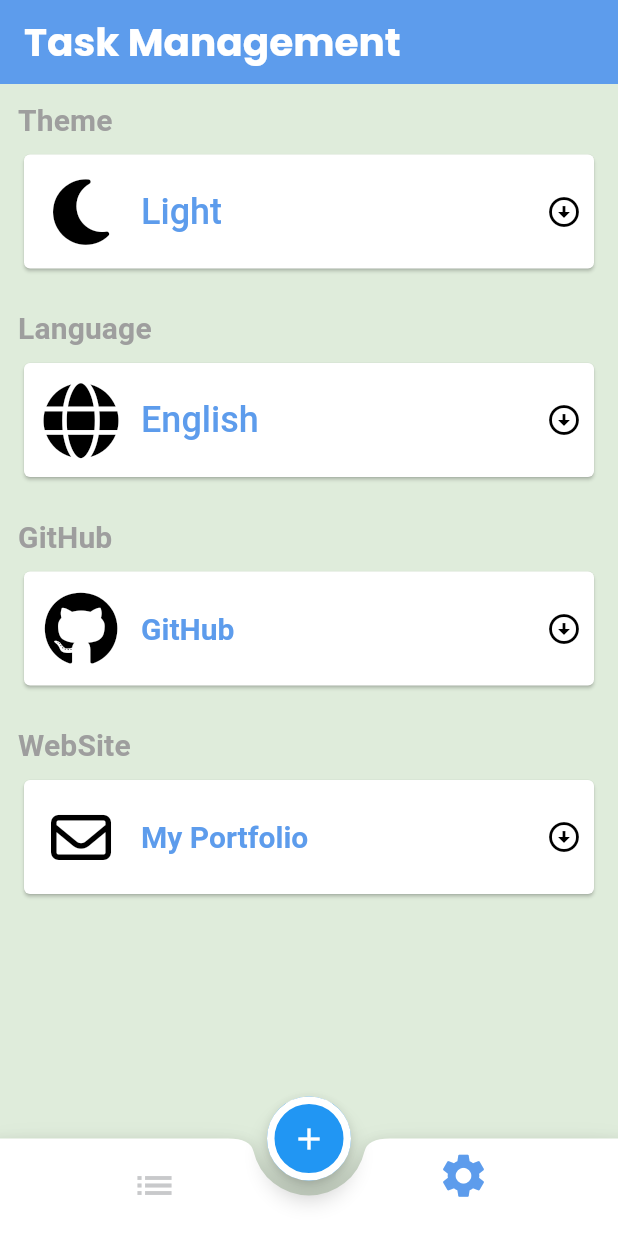
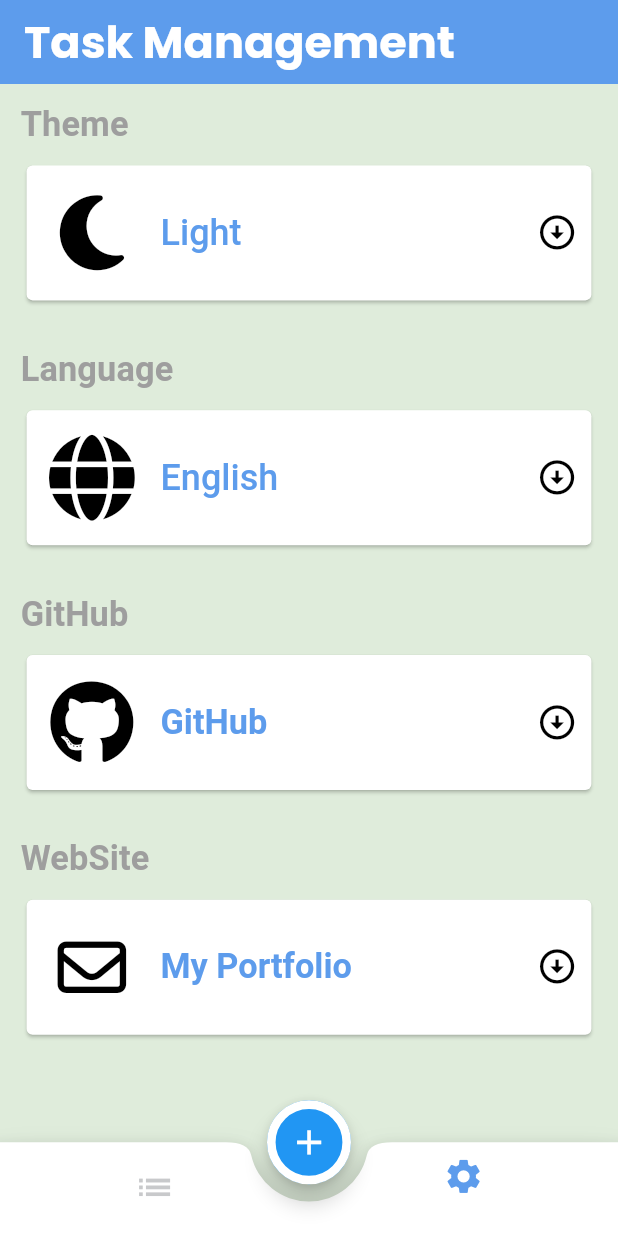
Before and after one commit to HusseinMohamed99/Task-Management, a Flutter app: the screen it shows after launch, item 2 of the bottom bar chosen, on a phone screen of 412 x 824 dp. Run offline on Flutter 3.47's test engine with Material 2 defaults, Android fonts, the phone set to English and light mode, and no system bars; our stand-ins replace calendar_timeline, cloud_firestore, firebase_core, flutter_screenutil, flutter_slidable, font_awesome_flutter and 3 more; accounts and stored records are empty; generated files the repository leaves out were written again.

Commit message:
New Updates
Signed-off-by: HusseinMohamed <husseinhtm99@gmail.com>

```diff
--- a/lib/main.dart
+++ b/lib/main.dart
@@ -38,7 +38,6 @@ class MyApp extends StatelessWidget {
   MyApp({super.key});
 
   late SettingsProvider settingsProvider;
-  // This widget is the root of your application.
   @override
   Widget build(BuildContext context) {
     settingsProvider = Provider.of<SettingsProvider>(context);
@@ -47,8 +46,7 @@ class MyApp extends StatelessWidget {
       designSize: const Size(360, 690),
       minTextAdapt: true,
       splitScreenMode: true,
-      builder: (context , child)
-      {
+      builder: (context, child) {
         return MaterialApp(
           debugShowCheckedModeBanner: false,
           localizationsDelegates: const [
--- a/lib/model/task_model.dart
+++ b/lib/model/task_model.dart
@@ -5,7 +5,6 @@ class TasksModel
    String title;
    String description;
    DateTime dateTime;
-  // Timestamp timeOfDay;
    bool isDone;
 
    TasksModel(
@@ -14,7 +13,6 @@ class TasksModel
    required this.title,
    required this.description,
    required this.dateTime,
- //  required this.timeOfDay,
      this.isDone = false,
 });
 
@@ -24,7 +22,6 @@ class TasksModel
          title: data['title'],
          description: data['description'],
          dateTime: DateTime.fromMillisecondsSinceEpoch(data['dateTime']),
-        // timeOfDay: Timestamp.fromMillisecondsSinceEpoch(data['timeOfDay']),
          isDone: data['isDone'],
 
        );
@@ -37,7 +34,6 @@ class TasksModel
          'description': description,
          'isDone' : isDone,
          'dateTime' : dateTime.millisecondsSinceEpoch,
-        // 'timeOfDay' : timeOfDay.millisecondsSinceEpoch,
        };
   }
 }
--- a/lib/screens/home/home_screen.dart
+++ b/lib/screens/home/home_screen.dart
@@ -1,4 +1,5 @@
 import 'package:flutter/material.dart';
+import 'package:flutter_screenutil/flutter_screenutil.dart';
 import 'package:google_fonts/google_fonts.dart';
 import 'package:task_management/screens/settings/settings_screen.dart';
 import 'package:task_management/screens/tasks/tasks_screen.dart';
@@ -14,66 +15,81 @@ class HomeScreen extends StatefulWidget {
 }
 
 class _HomeScreenState extends State<HomeScreen> {
-int currentIndex = 0 ;
+  int currentIndex = 0;
 
   @override
   Widget build(BuildContext context) {
     return Scaffold(
       appBar: AppBar(
         elevation: 0,
-        title: Text(AppLocalizations.of(context)!.title,
-        style: GoogleFonts.poppins(
-          fontSize: 26,
-          fontWeight: FontWeight.bold
-        ),),
+        title: Text(
+          AppLocalizations.of(context)!.title,
+          style: GoogleFonts.poppins(
+            fontSize: 26.sp,
+            fontWeight: FontWeight.bold,
+          ),
+        ),
         centerTitle: false,
       ),
       floatingActionButton: FloatingActionButton(
-        shape: const StadiumBorder(
-          side: BorderSide(color: Colors.white,width: 5)
+        shape: StadiumBorder(
+          side: BorderSide(
+            color: Colors.white,
+            width: 5.w,
+          ),
         ),
-        onPressed: ()
-        {
+        onPressed: () {
           showTasksBottomSheet();
         },
-        child: const Icon(Icons.add),
-
+        child: Icon(
+          Icons.add,
+          size: 24.sp,
+        ),
       ),
       floatingActionButtonLocation: FloatingActionButtonLocation.centerDocked,
-
       bottomNavigationBar: BottomAppBar(
         shape: const CircularNotchedRectangle(),
-        notchMargin: 10,
+        notchMargin: 10.r,
         child: BottomNavigationBar(
-          onTap: (index)
-          {
+          onTap: (index) {
             setState(() {
               currentIndex = index;
             });
           },
           currentIndex: currentIndex,
-          items:
-           const [
-            BottomNavigationBarItem(icon: Icon(Icons.list),label: ''),
-            BottomNavigationBarItem(icon: Icon(Icons.settings),label: ''),
+          items: [
+            BottomNavigationBarItem(
+              icon: Icon(
+                Icons.list,
+                size: 24.sp,
+              ),
+              label: '',
+            ),
+            BottomNavigationBarItem(
+              icon: Icon(
+                Icons.settings,
+                size: 24.sp,
+              ),
+              label: '',
+            ),
           ],
         ),
       ),
       body: screens[currentIndex],
     );
   }
-  List<Widget> screens =
-  [
-     const TasksScreen(),
+
+  List<Widget> screens = [
+    const TasksScreen(),
     const SettingsScreen(),
   ];
 
-void showTasksBottomSheet() {
-  showModalBottomSheet(
+  void showTasksBottomSheet() {
+    showModalBottomSheet(
       context: context,
       builder: (buildContext) {
         return const TasksBottomSheet();
-      });
+      },
+    );
+  }
 }
-
-}
--- a/lib/screens/settings/settings_screen.dart
+++ b/lib/screens/settings/settings_screen.dart
@@ -1,4 +1,5 @@
 import 'package:flutter/material.dart';
+import 'package:flutter_screenutil/flutter_screenutil.dart';
 import 'package:font_awesome_flutter/font_awesome_flutter.dart';
 import 'package:provider/provider.dart';
 import 'package:share_plus/share_plus.dart';
@@ -23,20 +24,26 @@ class _SettingsScreenState extends State<SettingsScreen> {
     var settingsProvider = Provider.of<SettingsProvider>(context);
     return SingleChildScrollView(
       child: Container(
-        padding: const EdgeInsets.all(12),
-        child: Column(crossAxisAlignment: CrossAxisAlignment.stretch, children: [
+        padding: const EdgeInsets.all(12).r,
+        child:
+            Column(crossAxisAlignment: CrossAxisAlignment.stretch, children: [
           Text(
             AppLocalizations.of(context)!.theme,
-            style: Theme.of(context)
-                .textTheme
-                .subtitle2!
-                .copyWith(fontWeight: FontWeight.bold, fontSize: 20),
+            style: Theme.of(context).textTheme.subtitle2!.copyWith(
+                  fontWeight: FontWeight.bold,
+                  fontSize: 20.sp,
                 ),
-          const Space(width: 0, height: 8),
+          ),
+          Space(
+            width: 0,
+            height: 8.h,
+          ),
           Card(
-            color: settingsProvider.isDarkMode() ? ThemeApp.lightPrimary : Colors.white,
+            color: settingsProvider.isDarkMode()
+                ? ThemeApp.lightPrimary
+                : Colors.white,
             child: Padding(
-              padding: const EdgeInsets.all(8.0),
+              padding: const EdgeInsets.all(8.0).r,
               child: InkWell(
                 onTap: () {
                   showThemeBottomSheet();
@@ -44,19 +51,22 @@ class _SettingsScreenState extends State<SettingsScreen> {
                 child: Row(
                   children: [
                     Container(
-                      width: 60,
-                      height: 60,
+                      width: 60.w,
+                      height: 60.h,
                       decoration: const BoxDecoration(
                         color: Colors.white,
                         shape: BoxShape.circle,
                       ),
-                      child: const Icon(
+                      child: Icon(
                         FontAwesomeIcons.solidMoon,
-                        size: 50,
+                        size: 50.sp,
                         color: Colors.black,
                       ),
                     ),
-                    const Space(width: 10, height: 0),
+                    Space(
+                      width: 10.w,
+                      height: 0,
+                    ),
                     Text(
                       settingsProvider.isDarkMode()
                           ? AppLocalizations.of(context)!.dark
@@ -64,37 +74,42 @@ class _SettingsScreenState extends State<SettingsScreen> {
                       style: settingsProvider.currentLanguage == 'en'
                           ? Theme.of(context).textTheme.headline6
                           : Theme.of(context).textTheme.headline6!.copyWith(
-                        fontSize: 20,
+                                fontSize: 20.sp,
                                 fontWeight: FontWeight.bold,
                               ),
                     ),
                     const Spacer(),
-                    const Icon(
+                    Icon(
                       Icons.arrow_circle_down_sharp,
                       color: Colors.black,
+                      size: 24.sp,
                     ),
                   ],
                 ),
               ),
             ),
           ),
-          const SizedBox(
-            height: 24,
+          Space(
+            height: 24.h,
+            width: 0,
           ),
           Text(
             AppLocalizations.of(context)!.language,
-            style: Theme.of(context)
-                .textTheme
-                .subtitle2!
-                .copyWith(fontWeight: FontWeight.bold, fontSize: 20),
+            style: Theme.of(context).textTheme.subtitle2!.copyWith(
+                  fontWeight: FontWeight.bold,
+                  fontSize: 20.sp,
                 ),
-          const SizedBox(
-            height: 8,
+          ),
+          Space(
+            height: 8.h,
+            width: 0,
           ),
           Card(
-            color: settingsProvider.isDarkMode() ? ThemeApp.lightPrimary : Colors.white,
+            color: settingsProvider.isDarkMode()
+                ? ThemeApp.lightPrimary
+                : Colors.white,
             child: Padding(
-              padding: const EdgeInsets.all(8.0),
+              padding: const EdgeInsets.all(8.0).r,
               child: InkWell(
                 onTap: () {
                   showLanguageBottomSheet();
@@ -102,19 +117,22 @@ class _SettingsScreenState extends State<SettingsScreen> {
                 child: Row(
                   children: [
                     Container(
-                      width: 60,
-                      height: 60,
+                      width: 60.w,
+                      height: 60.h,
                       decoration: const BoxDecoration(
                         color: Colors.white,
                         shape: BoxShape.circle,
                       ),
-                      child: const Icon(
+                      child: Icon(
                         FontAwesomeIcons.globe,
-                        size: 50,
+                        size: 50.sp,
                         color: Colors.black,
                       ),
                     ),
-                    const Space(width: 10, height: 0),
+                    Space(
+                      width: 10.w,
+                      height: 0,
+                    ),
                     Text(
                       settingsProvider.currentLanguage == 'en'
                           ? AppLocalizations.of(context)!.english
@@ -122,37 +140,42 @@ class _SettingsScreenState extends State<SettingsScreen> {
                       style: settingsProvider.currentLanguage == 'en'
                           ? Theme.of(context).textTheme.headline6
                           : Theme.of(context).textTheme.headline6!.copyWith(
-                        fontSize: 20,
+                                fontSize: 20.sp,
                                 fontWeight: FontWeight.bold,
                               ),
                     ),
                     const Spacer(),
-                    const Icon(
+                    Icon(
                       Icons.arrow_circle_down_sharp,
                       color: Colors.black,
+                      size: 24.sp,
                     ),
                   ],
                 ),
               ),
             ),
           ),
-          const SizedBox(
-            height: 24,
+          Space(
+            height: 24.h,
+            width: 0,
           ),
           Text(
             'GitHub',
-            style: Theme.of(context)
-                .textTheme
-                .subtitle2!
-                .copyWith(fontWeight: FontWeight.bold, fontSize: 20),
+            style: Theme.of(context).textTheme.subtitle2!.copyWith(
+                  fontWeight: FontWeight.bold,
+                  fontSize: 20.sp,
                 ),
-          const SizedBox(
-            height: 8,
+          ),
+          Space(
+            height: 8.h,
+            width: 0,
           ),
           Card(
-            color: settingsProvider.isDarkMode() ? ThemeApp.lightPrimary : Colors.white,
+            color: settingsProvider.isDarkMode()
+                ? ThemeApp.lightPrimary
+                : Colors.white,
             child: Padding(
-              padding: const EdgeInsets.all(8.0),
+              padding: const EdgeInsets.all(8.0).r,
               child: InkWell(
                 onTap: () {
                   Share.share('''*Task-Management*\n
@@ -161,49 +184,58 @@ You can develop it from my GitHub https://github.com/HusseinMohamed99''');
                 child: Row(
                   children: [
                     Container(
-                      width: 60,
-                      height: 60,
+                      width: 60.w,
+                      height: 60.h,
                       decoration: const BoxDecoration(
                         color: Colors.white,
                         shape: BoxShape.circle,
                       ),
-                      child: const Icon(
+                      child: Icon(
                         FontAwesomeIcons.github,
-                        size: 50,
+                        size: 50.sp,
                         color: Colors.black,
                       ),
                     ),
-                    const Space(width: 10, height: 0),
+                    Space(
+                      width: 10.w,
+                      height: 0,
+                    ),
                     Text(
                       'GitHub',
                       style: Theme.of(context).textTheme.headline6!.copyWith(
-                            fontSize: 20,
+                            fontSize: 20.sp,
                             fontWeight: FontWeight.bold,
                           ),
                     ),
                     const Spacer(),
-                    const Icon(
+                    Icon(
                       Icons.arrow_circle_down_sharp,
                       color: Colors.black,
+                      size: 24.sp,
                     ),
                   ],
                 ),
               ),
             ),
           ),
-          const Space(width: 0, height: 24),
+          Space(width: 0, height: 24.h),
           Text(
             'WebSite',
-            style: Theme.of(context)
-                .textTheme
-                .subtitle2!
-                .copyWith(fontWeight: FontWeight.bold, fontSize: 20),
+            style: Theme.of(context).textTheme.subtitle2!.copyWith(
+                  fontWeight: FontWeight.bold,
+                  fontSize: 20.sp,
                 ),
-          const Space(width: 0, height: 8),
+          ),
+          Space(
+            width: 0,
+            height: 8.h,
+          ),
           Card(
-            color: settingsProvider.isDarkMode() ? ThemeApp.lightPrimary : Colors.white,
+            color: settingsProvider.isDarkMode()
+                ? ThemeApp.lightPrimary
+                : Colors.white,
             child: Padding(
-              padding: const EdgeInsets.all(8.0),
+              padding: const EdgeInsets.all(8.0).r,
               child: InkWell(
                 onTap: () {
                   Share.share('''*My Portfolio*\n
@@ -212,30 +244,34 @@ You can connect with me from my Portfolio https://zaap.bio/HusseinMohamed''');
                 child: Row(
                   children: [
                     Container(
-                      width: 60,
-                      height: 60,
+                      width: 60.w,
+                      height: 60.h,
                       decoration: const BoxDecoration(
                         color: Colors.white,
                         shape: BoxShape.circle,
                       ),
-                      child: const Icon(
+                      child: Icon(
                         FontAwesomeIcons.envelope,
-                        size: 40,
+                        size: 40.sp,
                         color: Colors.black,
                       ),
                     ),
-                    const Space(width: 10, height: 0),
+                    Space(
+                      width: 10.w,
+                      height: 0,
+                    ),
                     Text(
                       'My Portfolio',
                       style: Theme.of(context).textTheme.headline6!.copyWith(
-                        fontSize: 20,
+                            fontSize: 20.sp,
                             fontWeight: FontWeight.bold,
                           ),
                     ),
                     const Spacer(),
-                    const Icon(
+                    Icon(
                       Icons.arrow_circle_down_sharp,
                       color: Colors.black,
+                      size: 24.sp,
                     ),
                   ],
                 ),
@@ -252,7 +288,8 @@ You can connect with me from my Portfolio https://zaap.bio/HusseinMohamed''');
       context: context,
       builder: (buildContext) {
         return const ThemeBottomSheet();
-        });
+      },
+    );
   }
 
   void showLanguageBottomSheet() {
@@ -260,6 +297,7 @@ You can connect with me from my Portfolio https://zaap.bio/HusseinMohamed''');
       context: context,
       builder: (buildContext) {
         return const LanguageBottomSheet();
-        });
+      },
+    );
   }
 }
```
Also changed, not shown: lib/screens/desktop/desktop_screen.dart (deleted, +0 -16 lines), lib/screens/tasks/edit_task.dart (+144 -57 lines). Lines whose indentation alone changed are shown as unchanged.
